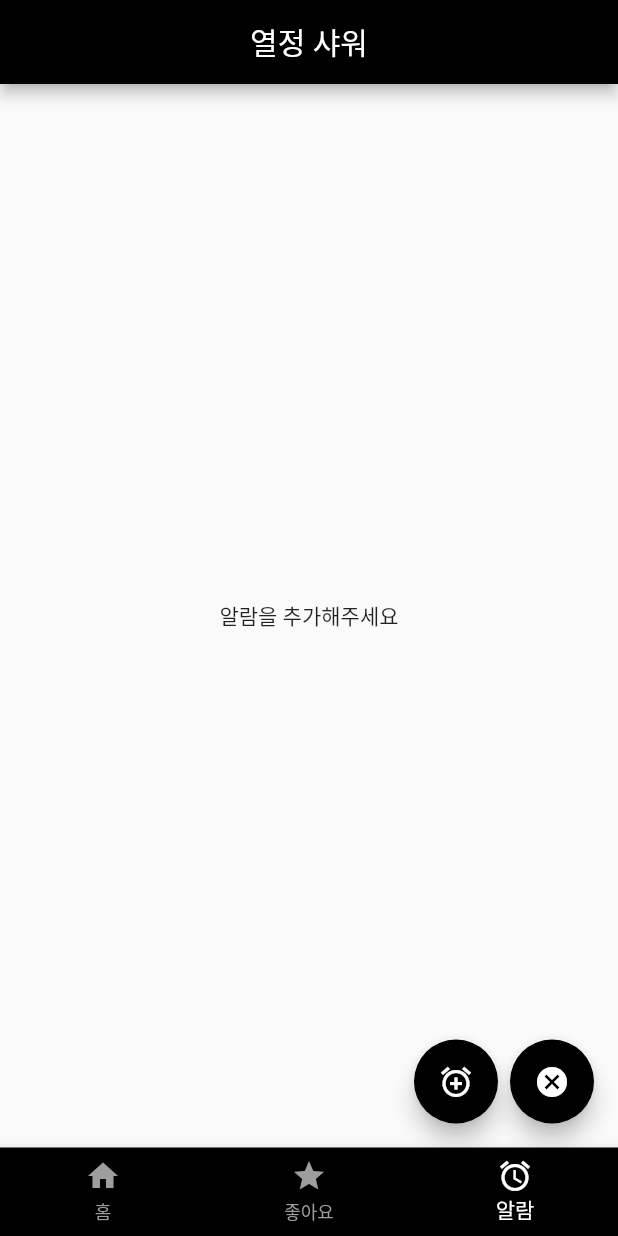
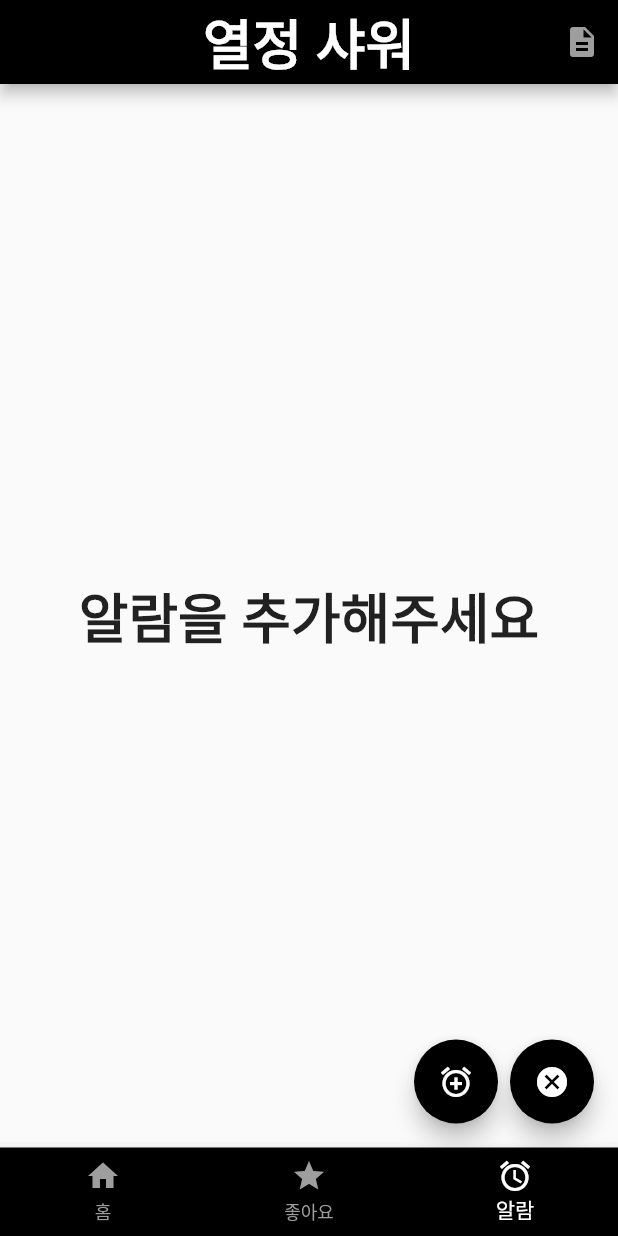
Before and after one commit to jungho1016/passionshower, a Flutter app: the screen it shows after launch, item 3 of the bottom bar chosen, on a phone screen of 412 x 824 dp. Run offline on Flutter 3.47's test engine with Material 2 defaults, Android fonts, the phone set to English and light mode, and no system bars; our stand-ins replace awesome_notifications, freezed_annotation, get_it, google_fonts, injectable, shared_preferences; generated files the repository leaves out were written again.

```diff
--- a/lib/presentation/alarm/alarm_screen.dart
+++ b/lib/presentation/alarm/alarm_screen.dart
@@ -1,5 +1,6 @@
 import 'package:awesome_notifications/awesome_notifications.dart';
 import 'package:flutter/material.dart';
+import 'package:google_fonts/google_fonts.dart';
 import 'package:passionshower/presentation/alarm/alarm_view_model.dart';
 import 'package:provider/provider.dart';
 
@@ -29,8 +30,16 @@ class AlarmScreen extends StatelessWidget {
         ],
       ),
       body: (viewModel.alarms.isEmpty)
-          ? const Center(
-              child: Text('알람을 추가해주세요'),
+          ? Center(
+              child: Text(
+                '알람을 추가해주세요',
+                style: GoogleFonts.nanumPenScript(
+                  textStyle: const TextStyle(
+                    fontWeight: FontWeight.bold,
+                    fontSize: 36,
+                  ),
+                ),
+              ),
             )
           : ListView.builder(
               itemCount: viewModel.alarms.length,
--- a/lib/presentation/myhome/my_home_event.dart
+++ /dev/null
@@ -1,9 +0,0 @@
-import 'package:freezed_annotation/freezed_annotation.dart';
-import 'package:flutter/foundation.dart';
-
-part 'my_home_event.freezed.dart';
-
-@freezed
-sealed class MyHomeEvent<T> with _$MyHomeEvent<T> {
-  const factory MyHomeEvent.action(T data) = action;
-}
--- a/lib/presentation/myhome/my_home_screen.dart
+++ b/lib/presentation/myhome/my_home_screen.dart
@@ -1,7 +1,6 @@
-import 'dart:async';
-
 import 'package:awesome_notifications/awesome_notifications.dart';
 import 'package:flutter/material.dart';
+import 'package:google_fonts/google_fonts.dart';
 import 'package:passionshower/presentation/alarm/alarm_screen.dart';
 import 'package:passionshower/presentation/like/like_screen.dart';
 import 'package:passionshower/presentation/main/main_screen.dart';
@@ -20,7 +19,6 @@ class _MyHomeScreenState extends State<MyHomeScreen> {
     const LikeScreen(),
     const AlarmScreen(),
   ];
-  StreamSubscription? _streamSubscription;
 
   @override
   void initState() {
@@ -65,52 +63,44 @@ class _MyHomeScreenState extends State<MyHomeScreen> {
     );
   }
 
-//     AwesomeNotifications().actionStream.listen((action) {
-//       if (action.buttonKeyPressed == "open") {
-//         Navigator.push(
-//           context,
-//           MaterialPageRoute(builder: (context) => const MyHomeScreen()),
-//         );
-//       }
-//     });
-//   }
-//
-// //
-//   final viewModel = context.read<MyHomeViewModel>();
-//   _streamSubscription = AwesomeNotifications().actionStream.listen((action) {
-//   if (action.buttonKeyPressed == "open") {
-//   Navigator.push(
-//   context,
-//   MaterialPageRoute(builder: (context) => const MyHomeScreen()),
-//   );
-//   }
-//   });
-// }
-
-//   _streamSubscription = viewModel.eventStream.listen((event) {
-//   event.when(
-//   saveNote: () {
-//   Navigator.pop(context, true);
-//   },
-//   showSnackBar: (String message) {
-//   final snackBar = SnackBar(content: Text(message));
-//   ScaffoldMessenger.of(context).showSnackBar(snackBar);
-//   },
-//   );
-//   });
-// });
-// }
+  void _showLicensePage(BuildContext context) {
+    Navigator.push(
+      context,
+      MaterialPageRoute(
+        builder: (context) => Theme(
+          data: ThemeData.dark(),
+          child: const LicensePage(
+            applicationName: '열정 샤워 앱',
+            applicationVersion: '1.0.0',
+            applicationLegalese: '© 2023 Creted By Confu',
+          ),
+        ),
+      ),
+    );
+  }
 
   @override
   Widget build(BuildContext context) {
     return Scaffold(
       appBar: AppBar(
-        title: const Text(
+        title: Text(
           '열정 샤워',
-          style: TextStyle(color: Colors.white),
+          style: GoogleFonts.nanumPenScript(
+            textStyle: const TextStyle(
+                fontWeight: FontWeight.bold, fontSize: 36, color: Colors.white),
+          ),
         ),
         centerTitle: true,
         backgroundColor: Colors.black,
+        actions: [
+          IconButton(
+            onPressed: () => _showLicensePage(context),
+            icon: const Icon(
+              Icons.description,
+              color: Colors.grey,
+            ),
+          ),
+        ],
       ),
       body: _children[_currentIndex],
       bottomNavigationBar: BottomNavigationBar(
@@ -140,10 +130,4 @@ class _MyHomeScreenState extends State<MyHomeScreen> {
       ),
     );
   }
-
-  @override
-  void dispose() {
-    _streamSubscription?.cancel();
-    super.dispose();
-  }
 }
--- a/lib/presentation/myhome/my_home_view_model.dart
+++ /dev/null
@@ -1,9 +0,0 @@
-import 'dart:async';
-
-import 'package:passionshower/presentation/myhome/my_home_event.dart';
-
-class MyHomeViewModel {
-  final _eventController = StreamController<MyHomeEvent>.broadcast();
-
-  Stream<MyHomeEvent> get eventStream => _eventController.stream;
-}
--- a/pubspec.yaml
+++ b/pubspec.yaml
@@ -39,12 +39,9 @@ dependencies:
   freezed_annotation: ^2.2.0
   json_annotation: ^4.8.1
   provider: ^6.0.5
-  url_launcher: ^6.1.11
-  font_awesome_flutter: ^10.5.0
   intl: ^0.18.0
   shared_preferences: ^2.2.0
   awesome_notifications: ^0.6.19
-  http: ^1.1.0
   google_fonts: ^5.1.0
   injectable: ^2.1.2
   get_it: ^7.6.0
```
Also changed, not shown: lib/core/notifications.dart (+6 -6 lines), lib/core/utility.dart (+11 -2 lines), lib/data/repository/like_repository_impl.dart (+0 -33 lines), lib/main.dart (+10 -44 lines), assets/edison.jpg (deleted), assets/einstein.jpg (deleted), assets/res_image.png (deleted), assets/thumb6.jpg (deleted), pubspec.lock, 4 other files.
